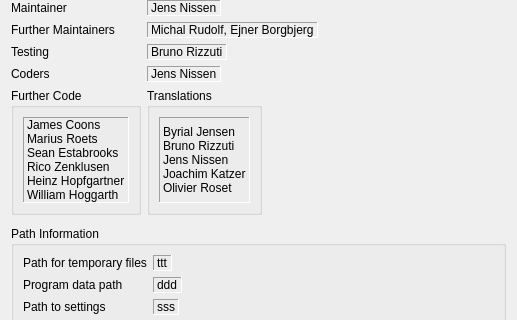
This is src/gui/aboutdlg.ui in madnight/chessx as Qt 5 draws it before an edit; both pictures show x 0 to 517 and y 246 to 566 of the 517 by 837 pixel window. The edited form follows.
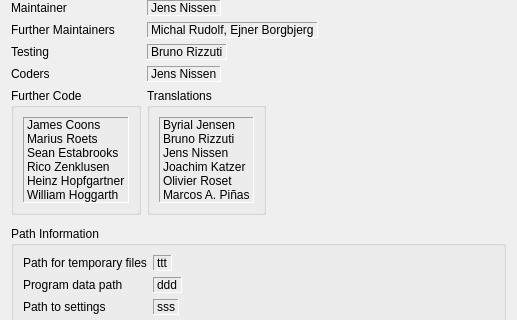
This is the edited form. Icons and pictures are not drawn.

Commit message: Missing author of spanish translation

```diff
--- a/src/gui/aboutdlg.ui
+++ b/src/gui/aboutdlg.ui
@@ -248,7 +248,8 @@
 Bruno Rizzuti
 Jens Nissen
 Joachim Katzer
-Olivier Roset</string>
+Olivier Roset
+Marcos A. Piñas</string>
           </property>
          </widget>
         </item>
```
